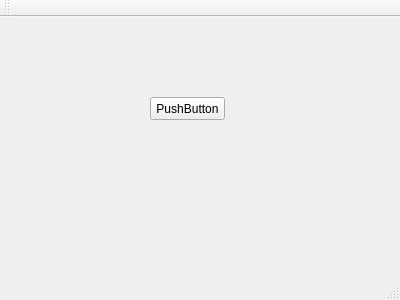
s94285/SPICE, file mainwindow.ui: the form before one commit.
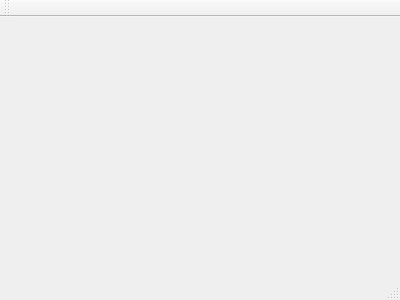
The form after the commit.

Diff of the .ui file:
```diff
--- a/mainwindow.ui
+++ b/mainwindow.ui
@@ -13,21 +13,7 @@
   <property name="windowTitle">
    <string>MainWindow</string>
   </property>
-  <widget class="QWidget" name="centralWidget">
-   <widget class="QPushButton" name="pushButton">
-    <property name="geometry">
-     <rect>
-      <x>150</x>
-      <y>80</y>
-      <width>75</width>
-      <height>23</height>
-     </rect>
-    </property>
-    <property name="text">
-     <string>PushButton</string>
-    </property>
-   </widget>
-  </widget>
+  <widget class="QWidget" name="centralWidget"/>
   <widget class="QMenuBar" name="menuBar">
    <property name="geometry">
     <rect>
```
Left out of the diff: 2 changed lines with no effect on the pictures.
